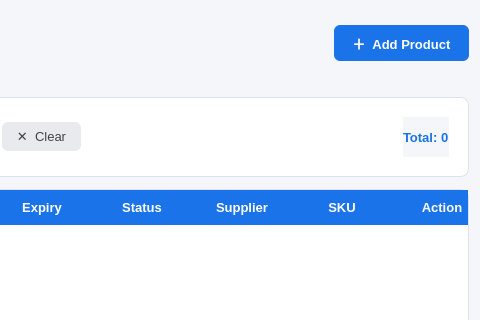
This is ui/product.ui in kriitikat/Sajilo-Bazarr as Qt 5 draws it before an edit; both pictures show x 620 to 1100 and y 0 to 320 of the 1100 by 700 pixel window. The edited form follows.
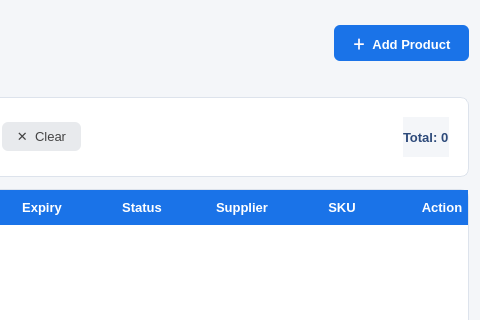
This is the edited form.

The edit to the form file:
```diff
--- a/ui/product.ui
+++ b/ui/product.ui
@@ -211,7 +211,7 @@
       <item>
        <widget class="QLabel" name="lblTotalProducts">
         <property name="styleSheet">
-         <string>color:#1A73E8; font-weight:bold;</string>
+         <string>color:#2D4A7A; font-weight:bold;</string>
         </property>
         <property name="text">
          <string>Total: 0</string>
```
